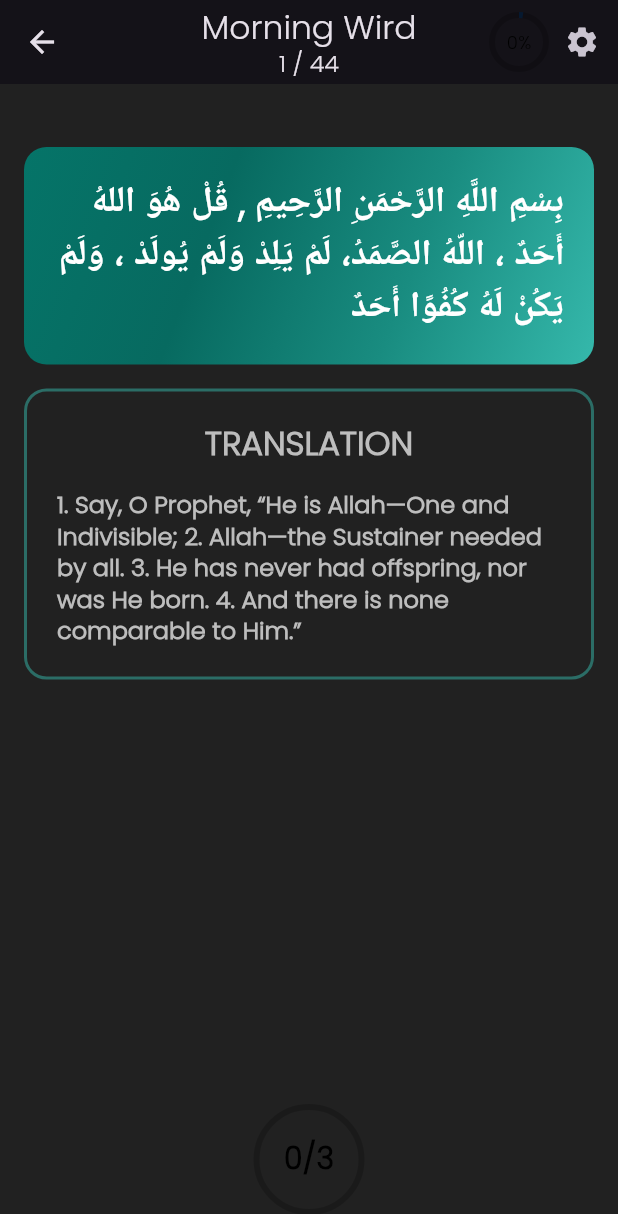
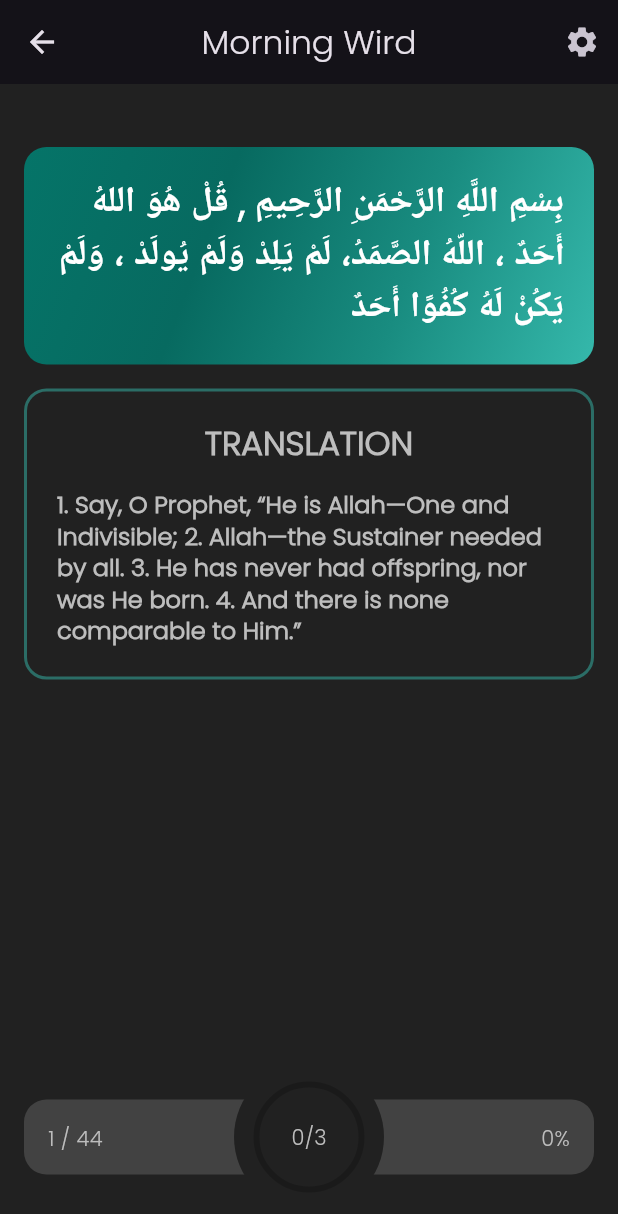
Before and after one commit to aslahmogral/wirdul_latif_app, a Flutter app: the screen it shows after launch, after a tap on an icon or button, on a phone screen of 412 x 824 dp. Shown: the top 1214 px of the screen. Run offline on Flutter 3.47's test engine with Material 3 defaults, Android fonts, the phone set to English and light mode, and no system bars; our stand-ins replace flutter_animate, lottie; missing offline and left inert: dart:ffi; project files that could hold a hidden picture were left out.

Commit message:
changed wird screen ui according to nightmode and changed progress indicators ui ux

```diff
--- a/lib/main.dart
+++ b/lib/main.dart
@@ -5,20 +5,18 @@ import 'package:wirdul_latif/data/wirddata.dart';
 import 'package:wirdul_latif/deprecated/provider/wird_provider.dart';
 import 'package:wirdul_latif/routes.dart';
 import 'package:wirdul_latif/screens/bottom_nav_bar/bottomNavbar.dart';
+import 'package:wirdul_latif/utils.dart/constants.dart';
 import 'package:wirdul_latif/utils.dart/theme.dart';
 
 void main() {
   WirdulLatif.initWird();
-  runApp( MyApp());
+  runApp(MyApp());
   Animate.restartOnHotReload = true;
 }
 
 class MyApp extends StatelessWidget {
-   MyApp({Key? key}) : super(key: key);
+  MyApp({Key? key}) : super(key: key);
 
-  bool isDarkMode = true;
-
-  // This widget is the root of your application.
   @override
   Widget build(BuildContext context) {
     return MultiProvider(
@@ -31,7 +29,9 @@ class MyApp extends StatelessWidget {
           debugShowCheckedModeBanner: false,
           title: 'Wird Al Latif',
           routes: AppRoutes.routes,
-          theme: isDarkMode? customTheme.darkTheme : customTheme.lightTheme,
+          theme: Settings.isDarkMode
+              ? customTheme.darkTheme
+              : customTheme.lightTheme,
           home: const BottomNavBar(),
         ));
   }
--- a/lib/screens/wird_screen/wird_screen.dart
+++ b/lib/screens/wird_screen/wird_screen.dart
@@ -27,45 +27,9 @@ class WirdScreen extends StatelessWidget {
                   children: [
                     Text(
                         '${model.TitleText[0].toUpperCase()}${model.TitleText.substring(1)} Wird'),
-                    Text(
-                      '${model.currentPage + 1} / 44',
-                      style: TextStyle(fontSize: 16),
-                    )
                   ],
                 ),
                 actions: [
-                  Stack(
-                    alignment: Alignment.center,
-                    children: [
-                      CircularProgressIndicator(
-                        backgroundColor: Colors.black45.withOpacity(0.2),
-                        value: (model.currentPage + 1) / model.wirdList.length,
-                        valueColor: AlwaysStoppedAnimation<Color>(
-                            WirdColors.primaryColor),
-                      ),
-                      const SizedBox(
-                        width: 10,
-                      ),
-                      if (model.currentPage == 0)
-                        Text(
-                          '0%',
-                          style: TextStyle(
-                            fontSize: 12,
-                            color: Colors.black,
-                          ),
-                        ),
-                      Visibility(
-                        visible: model.currentPage != 0,
-                        child: Text(
-                          '${((model.currentPage + 1) / model.wirdList.length * 100).toStringAsFixed(0)}%',
-                          style: TextStyle(
-                            fontSize: 12,
-                            color: Colors.black,
-                          ),
-                        ),
-                      ),
-                    ],
-                  ),
                   IconButton(onPressed: () {}, icon: Icon(Icons.settings)),
                 ],
               ),
@@ -163,71 +127,8 @@ class WirdScreen extends StatelessWidget {
                             ],
                           ),
                         ),
-                        Align(
-                          alignment: Alignment.bottomCenter,
-                          child: InkWell(
-                            onTap: () {
-                              model.thasbeehButtonClicked();
-                            },
-                            child: Stack(
-                              alignment: Alignment.center,
-                              children: [
-                                SizedBox(
-                                  height: 70,
-                                  width: 70,
-                                  child: CircularProgressIndicator(
-                                    value: model.wirdList[model.currentPage]
-                                                    .counted !=
-                                                null &&
-                                            model.wirdList[model.currentPage]
-                                                    .counted !=
-                                                0
-                                        ? (model.currentPageWirdCounted /
-                                                model
-                                                    .wirdList[model.currentPage]
-                                                    .count)
-                                            .toDouble()
-                                        : 0,
-                                    valueColor: AlwaysStoppedAnimation<Color>(
-                                      WirdColors.primaryDaycolor,
-                                    ),
-                                    backgroundColor:
-                                        Colors.black45.withOpacity(0.2),
-                                  ),
-                                ),
-                                Container(
-                                  child: Text(
-                                    "${model.wirdList[model.currentPage].counted != null ? model.currentPageWirdCounted : 0}/${model.wirdList[model.currentPage].count.toString()}",
-                                    style: const TextStyle(
-                                        color: Colors.black,
-                                        fontSize: 20,
-                                        fontWeight: FontWeight.bold),
-                                  ),
-                                ),
-                                Visibility(
-                                  visible: model.wirdList[model.currentPage]
-                                          .completed ??
-                                      false,
-                                  child: Container(
-                                    height: 75,
-                                    width: 75,
-                                    decoration: BoxDecoration(
-                                        shape: BoxShape.circle,
-                                        color: WirdColors.primaryDaycolor,
-                                        gradient: WirdGradients
-                                            .listTileShadeGradient),
-                                    child: Center(
-                                      child: Icon(
-                                        size: 35,
-                                        Icons.done_all,
-                                        color: Colors.white,
-                                      ),
-                                    ),
-                                  ),
-                                )
-                              ],
-                            ),
-                          ),
+                        thasbeehCounter(
+                          model: model,
                         )
                       ],
                     ),
@@ -241,3 +142,113 @@ class WirdScreen extends StatelessWidget {
     );
   }
 }
+
+class thasbeehCounter extends StatelessWidget {
+  final WirdScreenModel model;
+  const thasbeehCounter({
+    super.key,
+    required this.model,
+  });
+
+  @override
+  Widget build(BuildContext context) {
+    return Align(
+      alignment: Alignment.bottomCenter,
+      child: InkWell(
+        onTap: () {
+          model.thasbeehButtonClicked();
+        },
+        splashColor: Colors.transparent,
+        highlightColor: Colors.transparent,
+        child: Stack(
+          alignment: Alignment.center,
+          children: [
+            Container(
+              child: Padding(
+                padding: const EdgeInsets.all(16.0),
+                child: Row(
+                  children: [
+                    Text(
+                      '${model.currentPage + 1} / 44',
+                      // style: TextStyle(fontSize: 16),
+                    ),
+                    Spacer(),
+                    if (model.currentPage == 0)
+                      Text(
+                        '0%',
+                        // style: TextStyle(
+                        //   fontSize: 12,
+                        //   // color: Colors.black,
+                        // ),
+                      ),
+                    Visibility(
+                      visible: model.currentPage != 0,
+                      child: Text(
+                        '${((model.currentPage + 1) / model.wirdList.length * 100).toStringAsFixed(0)}% ',
+                        // style: TextStyle(
+                        //   // fontSize: 12,
+                        //   // color: Colors.black,
+                        // ),
+                      ),
+                    ),
+                  ],
+                ),
+              ),
+              decoration: BoxDecoration(
+                borderRadius: BorderRadius.circular(15),
+                color: Theme.of(context).primaryColor,
+              ),
+              height: 50,
+              width: MediaQuery.of(context).size.width,
+            ),
+            Container(
+                decoration: BoxDecoration(
+                    borderRadius: BorderRadius.circular(100),
+                    color: Theme.of(context).scaffoldBackgroundColor),
+                height: 100,
+                width: 100),
+            SizedBox(
+              height: 70,
+              width: 70,
+              child: CircularProgressIndicator(
+                value: model.wirdList[model.currentPage].counted != null &&
+                        model.wirdList[model.currentPage].counted != 0
+                    ? (model.currentPageWirdCounted /
+                            model.wirdList[model.currentPage].count)
+                        .toDouble()
+                    : 0,
+                valueColor: AlwaysStoppedAnimation<Color>(
+                  WirdColors.primaryDaycolor,
+                ),
+                backgroundColor: Colors.black45.withOpacity(0.2),
+              ),
+            ),
+            Container(
+              child: Text(
+                "${model.wirdList[model.currentPage].counted != null ? model.currentPageWirdCounted : 0}/${model.wirdList[model.currentPage].count.toString()}",
+              ),
+            ),
+            Visibility(
+              visible: model.wirdList[model.currentPage].completed ?? false,
+              child: Container(
+                height: 75,
+                width: 75,
+                decoration: BoxDecoration(
+                    shape: BoxShape.circle,
+                    color: WirdColors.primaryDaycolor,
+                    gradient: WirdGradients.listTileShadeGradient),
+                child: Center(
+                  child: Icon(
+                    size: 35,
+                    Icons.done_all,
+                    color: Colors.white,
+                  ),
+                ),
+              ),
+            )
+          ],
+        ),
+      ),
+    );
+  }
+}
--- a/lib/utils.dart/constants.dart
+++ b/lib/utils.dart/constants.dart
@@ -3,3 +3,7 @@ class Constants{
   static const String evening = 'evening';
   static const String wird = 'wird';
 }
+
+class Settings{
+  static const bool isDarkMode = true;
+}
--- a/lib/utils.dart/theme.dart
+++ b/lib/utils.dart/theme.dart
@@ -30,7 +30,7 @@ class customTheme {
 
   static final ThemeData lightTheme =
       ThemeData.light(useMaterial3: true).copyWith(
-    primaryColor: Colors.blue,
+    primaryColor:Colors.teal,
     hintColor: Colors.teal,
     scaffoldBackgroundColor: Colors.white,
     textTheme: TextTheme(
```
